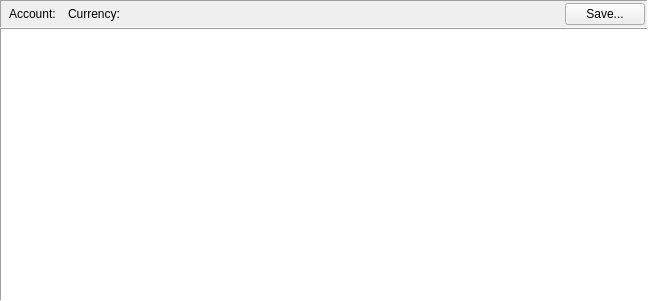
First picture: the form in jal/ui/reports/profit_loss_report.ui, repository titov-vv/jal, before the edit.
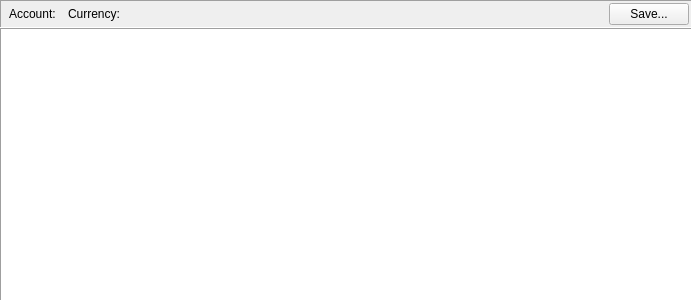
Second picture: the form after the edit. Custom widgets are drawn as their Qt base class.

```diff
--- a/jal/ui/reports/profit_loss_report.ui
+++ b/jal/ui/reports/profit_loss_report.ui
@@ -6,7 +6,7 @@
    <rect>
     <x>0</x>
     <y>0</y>
-    <width>648</width>
+    <width>692</width>
     <height>301</height>
    </rect>
   </property>
```
Left out of the diff: 18 changed lines with no effect on the pictures.
